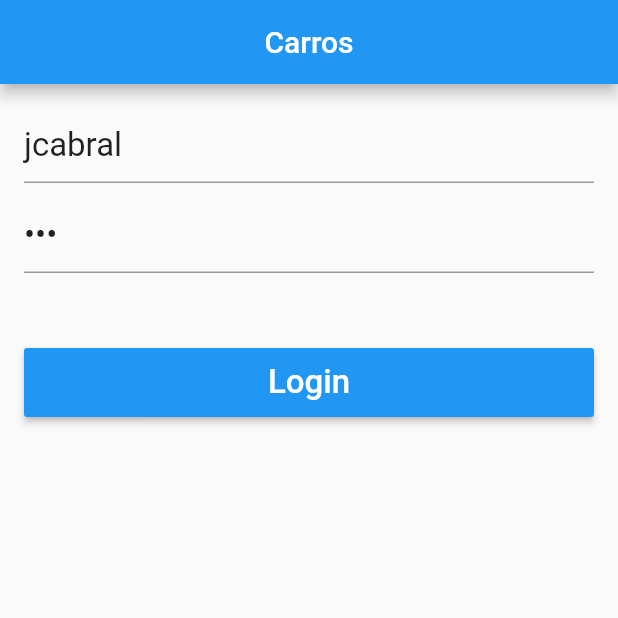
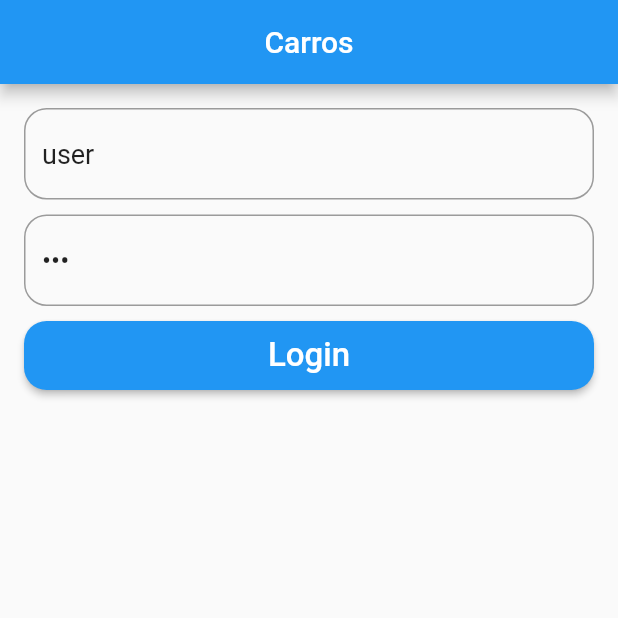
Before and after one commit to jeancabraldev/carros, a Flutter app: the screen it shows after launch, on a phone screen of 412 x 824 dp, the top half of it. Run offline on Flutter 3.47's test engine with Material 2 defaults, Android fonts, the phone set to English and light mode, and no system bars.

Commit message:
refactor login Page CircularProgressIndicator

```diff
--- /dev/null
+++ b/lib/model/api_response.dart
@@ -0,0 +1,13 @@
+class ApiResponse<T> {
+  bool ok;
+  String msg;
+  T result;
+
+  ApiResponse.ok(this.result) {
+    ok = true;
+  }
+
+  ApiResponse.error(this.msg) {
+    ok = false;
+  }
+}
--- /dev/null
+++ b/lib/model/user.dart
@@ -0,0 +1,21 @@
+class User {
+  String login;
+  String nome;
+  String email;
+  String token;
+  List<String> roles;
+
+  User.fromJson(Map<String, dynamic> map)
+      : login = map['login'],
+        nome = map['nome'],
+        email = map['email'],
+        token = map['token'],
+        roles = map['roles'] != null
+            ? map['roles'].map<String>((role) => role.toString()).toList()
+            : null;
+
+  @override
+  String toString() {
+    return 'User{login: $login, nome: $nome, email: $email, token: $token, roles: $roles}';
+  }
+}
--- a/lib/pages/login_page.dart
+++ b/lib/pages/login_page.dart
@@ -2,6 +2,12 @@ import 'package:flutter/material.dart';
 import 'package:flutter/services.dart';
 import '../widgets/button_widget.dart';
 import '../widgets/textfield_widget.dart';
+import '../utils/navigator_page.dart';
+import '../pages/home_page.dart';
+import '../model/login_model.dart';
+import '../model/user.dart';
+import '../model/api_response.dart';
+import '../utils/alert.dart';
 
 class LoginPage extends StatefulWidget {
   @override
@@ -9,13 +15,15 @@ class LoginPage extends StatefulWidget {
 }
 
 class _LoginPageState extends State<LoginPage> {
-  final _controllerLogin = TextEditingController(text: 'jcabral');
+  final _controllerLogin = TextEditingController(text: 'user');
 
   final _controllerPassword = TextEditingController(text: '123');
 
   final _globalKey = GlobalKey<FormState>();
 
   final _focusPassword = FocusNode();
+
+  bool _showProgress = false;
 
   @override
   void initState() {
@@ -60,11 +68,12 @@ class _LoginPageState extends State<LoginPage> {
               focusNode: _focusPassword,
             ),
             SizedBox(
-              height: 50,
+              height: 10,
             ),
             ButtonWidget(
               'Login',
-              onPressed:  _onClickLogin,
+              onPressed: _onClickLogin,
+              showProgress: _showProgress,
             ),
           ],
         ),
@@ -73,14 +82,30 @@ class _LoginPageState extends State<LoginPage> {
   }
 
   //Method click button login
-  _onClickLogin() {
+  _onClickLogin() async {
     if (!_globalKey.currentState.validate()) {
       return;
     }
+    String user = _controllerLogin.text;
+    String password = _controllerPassword.text;
 
-    String login = _controllerLogin.text;
-    String password = _controllerPassword.text;
-    print('$login / $password');
+    setState(() {
+      _showProgress = true;
+    });
+
+    ApiResponse response = await LoginModel.login(user, password);
+
+    if (response.ok) {
+      User users = response.result;
+
+      print('>>>> $users  ');
+      push(context, HomePage());
+    } else {
+      alert(context, response.msg);
+    }
+    setState(() {
+      _showProgress = false;
+    });
   }
 
   //Method validate login
--- a/lib/widgets/button_widget.dart
+++ b/lib/widgets/button_widget.dart
@@ -3,21 +3,33 @@ import 'package:flutter/material.dart';
 class ButtonWidget extends StatelessWidget {
   final String text;
   final Function onPressed;
+  final bool showProgress;
 
-  ButtonWidget(this.text, {this.onPressed});
+  ButtonWidget(this.text, {this.onPressed, this.showProgress = false});
 
   @override
   Widget build(BuildContext context) {
     return Container(
       height: 46,
       child: RaisedButton(
-        child: Text(
-          text,
-          style: TextStyle(
-            fontSize: 22,
-            color: Colors.white,
-          ),
+        shape: RoundedRectangleBorder(
+          borderRadius: BorderRadius.circular(15),
         ),
+        child: showProgress
+            ? Center(
+                child: CircularProgressIndicator(
+                  valueColor: AlwaysStoppedAnimation<Color>(
+                    Colors.white,
+                  ),
+                ),
+              )
+            : Text(
+                text,
+                style: TextStyle(
+                  fontSize: 22,
+                  color: Colors.white,
+                ),
+              ),
         onPressed: onPressed,
       ),
     );
--- a/lib/widgets/textfield_widget.dart
+++ b/lib/widgets/textfield_widget.dart
@@ -38,12 +38,15 @@ class TextFieldWidget extends StatelessWidget {
         }
       },
       style: TextStyle(
-        fontSize: 22,
+        fontSize: 18,
       ),
       decoration: InputDecoration(
+        border: OutlineInputBorder(
+          borderRadius: BorderRadius.circular(15),
+        ),
         hintText: hint,
         hintStyle: TextStyle(
-          fontSize: 22,
+          fontSize: 18,
           color: Colors.black26,
         ),
       ),
--- a/pubspec.yaml
+++ b/pubspec.yaml
@@ -28,6 +28,7 @@ dependencies:
   # The following adds the Cupertino Icons font to your application.
   # Use with the CupertinoIcons class for iOS style icons.
   cupertino_icons: ^0.1.3
+  http: ^0.12.1
 
 dev_dependencies:
   flutter_test:
```
Also changed, not shown: lib/model/login_model.dart (added, +45 -0 lines), lib/pages/home_page.dart (added, +22 -0 lines), lib/utils/alert.dart (added, +23 -0 lines), lib/utils/navigator_page.dart (added, +8 -0 lines), pubspec.lock.
